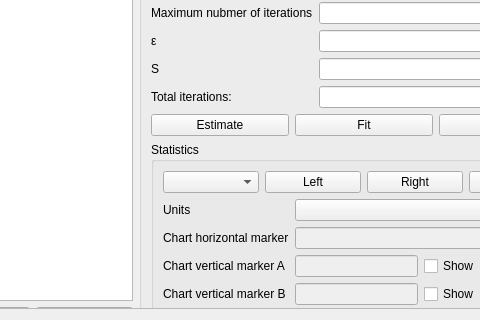
Before: the Qt Designer form src/gui/hyperbolefitwidget.ui in echmet/CEval, drawn with Qt 5; both pictures show x 503 to 983 and y 283 to 603 of the 1127 by 603 pixel window.
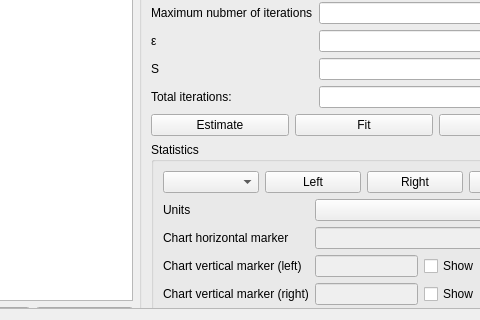
After: the same form once the commit is applied. Custom widgets are drawn as their Qt base class.

Commit message: - Rename vertical markers from A to B to left and right in the GUI - Version bump

```diff
--- a/src/gui/hyperbolefitwidget.ui
+++ b/src/gui/hyperbolefitwidget.ui
@@ -521,7 +521,7 @@
                  <item row="2" column="0">
                   <widget class="QLabel" name="ql_chartVerticalAMarker">
                    <property name="text">
-                    <string>Chart vertical marker A</string>
+                    <string>Chart vertical marker (left)</string>
                    </property>
                   </widget>
                  </item>
@@ -556,7 +556,7 @@
                  <item row="3" column="0">
                   <widget class="QLabel" name="ql_chartVerticalBMarker">
                    <property name="text">
-                    <string>Chart vertical marker B</string>
+                    <string>Chart vertical marker (right)</string>
                    </property>
                   </widget>
                  </item>
```
The commit also changes 1 other file.
